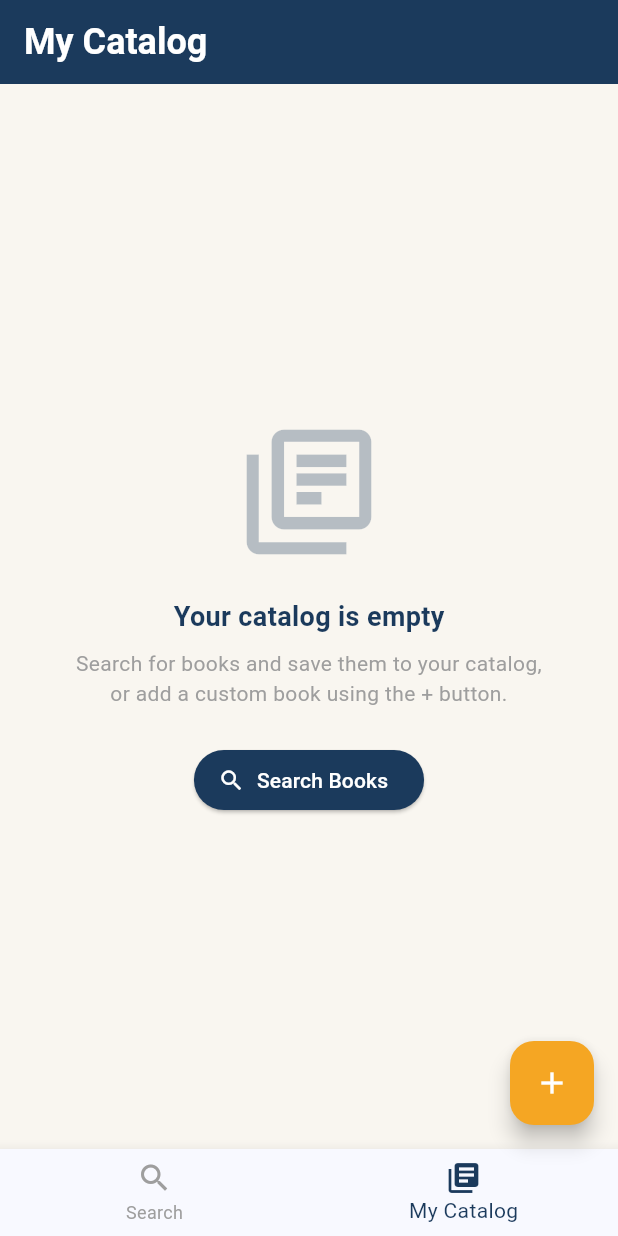
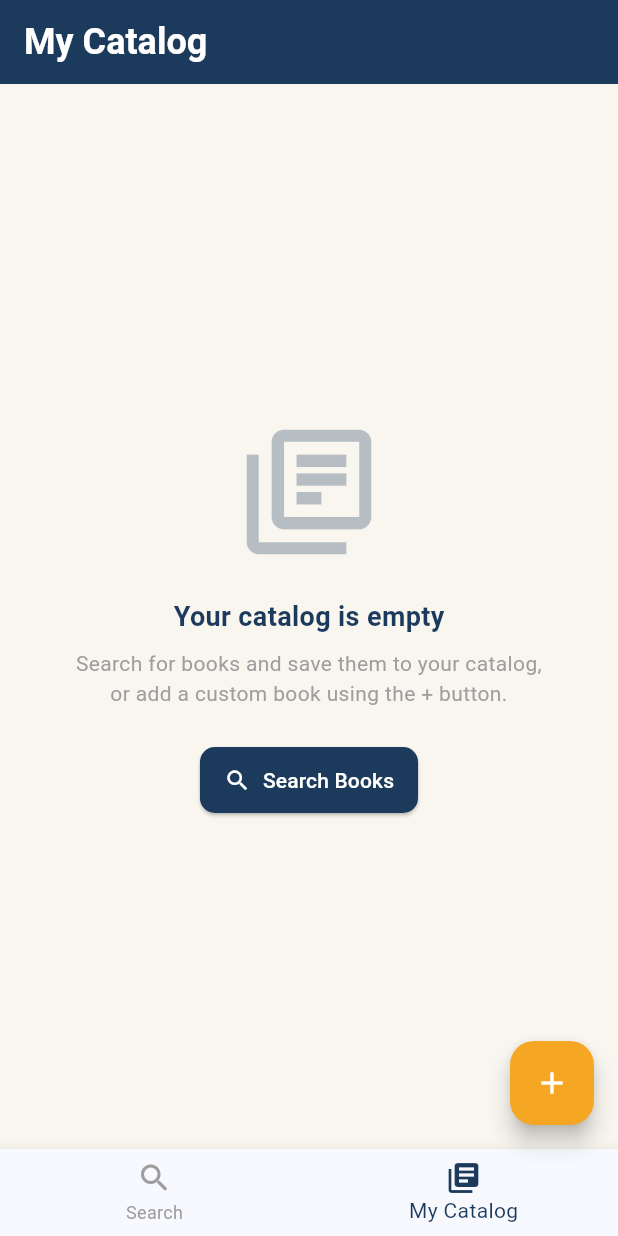
Before and after one commit to effileo/Library-Catalog-Provider-Http-, a Flutter app: the screen it shows after launch, item 2 of the bottom bar chosen, on a phone screen of 412 x 824 dp. Run offline on Flutter 3.47's test engine with Material 3 defaults, Android fonts, the phone set to English and light mode, and no system bars.

Commit message:
Add app theming and UI polish

```diff
--- a/lib/main.dart
+++ b/lib/main.dart
@@ -44,6 +44,41 @@ class MyApp extends StatelessWidget {
             filled: true,
             fillColor: Colors.white,
           ),
+          cardTheme: CardTheme(
+            elevation: 2,
+            shape: RoundedRectangleBorder(
+              borderRadius: BorderRadius.circular(12),
+            ),
+            margin: const EdgeInsets.symmetric(horizontal: 8, vertical: 6),
+          ),
+          snackBarTheme: SnackBarThemeData(
+            behavior: SnackBarBehavior.floating,
+            shape: RoundedRectangleBorder(
+              borderRadius: BorderRadius.circular(8),
+            ),
+            backgroundColor: const Color(0xFF323232),
+            contentTextStyle: const TextStyle(color: Colors.white, fontSize: 13),
+          ),
+          elevatedButtonTheme: ElevatedButtonThemeData(
+            style: ElevatedButton.styleFrom(
+              backgroundColor: AppColors.primary,
+              foregroundColor: Colors.white,
+              shape: RoundedRectangleBorder(
+                borderRadius: BorderRadius.circular(10),
+              ),
+              padding: const EdgeInsets.symmetric(horizontal: 16, vertical: 12),
+            ),
+          ),
+          textButtonTheme: TextButtonThemeData(
+            style: TextButton.styleFrom(
+              foregroundColor: AppColors.primary,
+            ),
+          ),
+          chipTheme: const ChipThemeData(
+            backgroundColor: AppColors.background,
+            labelStyle: TextStyle(fontSize: 12),
+            padding: EdgeInsets.symmetric(horizontal: 8, vertical: 4),
+          ),
         ),
         home: const HomeScreen(),
       ),
```
Also changed, not shown: lib/screens/catalog_screen.dart (+23 -0 lines), lib/widgets/book_card.dart (+22 -8 lines).
